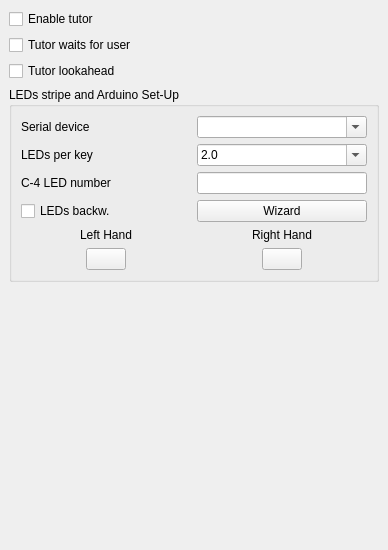
Qt form mscore/pianotutorpanel.ui (pparrilla/MuseScore) before a commit.
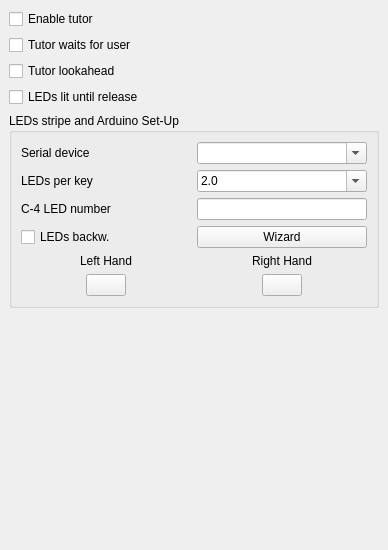
The same form after that commit.

Commit message: PianoTutor: New checkbox on PianoTutor panel, to control whether to keep keys lit until their release time

Patch:
```diff
--- a/mscore/pianotutorpanel.ui
+++ b/mscore/pianotutorpanel.ui
@@ -44,6 +44,13 @@
         </property>
        </widget>
       </item>
+      <item>
+       <widget class="QCheckBox" name="litUntilRelease">
+        <property name="text">
+         <string>LEDs lit until release</string>
+        </property>
+       </widget>
+      </item>
       <item>
        <widget class="QGroupBox" name="groupBox">
         <property name="title">
```
The commit also changes 3 other files.
